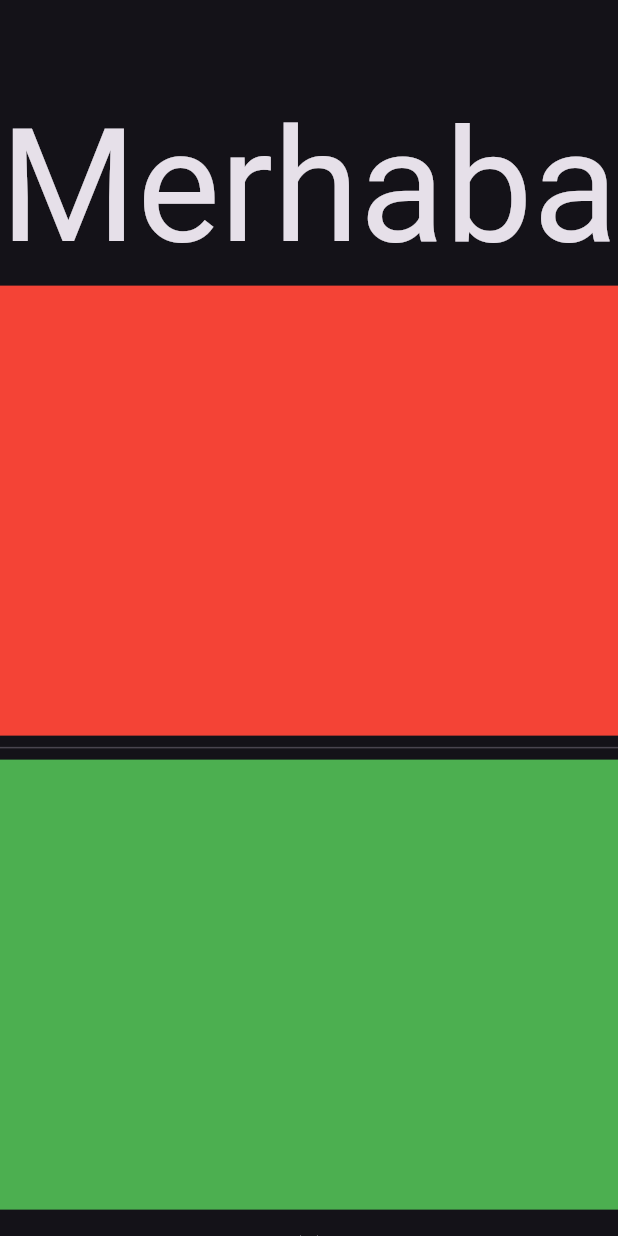
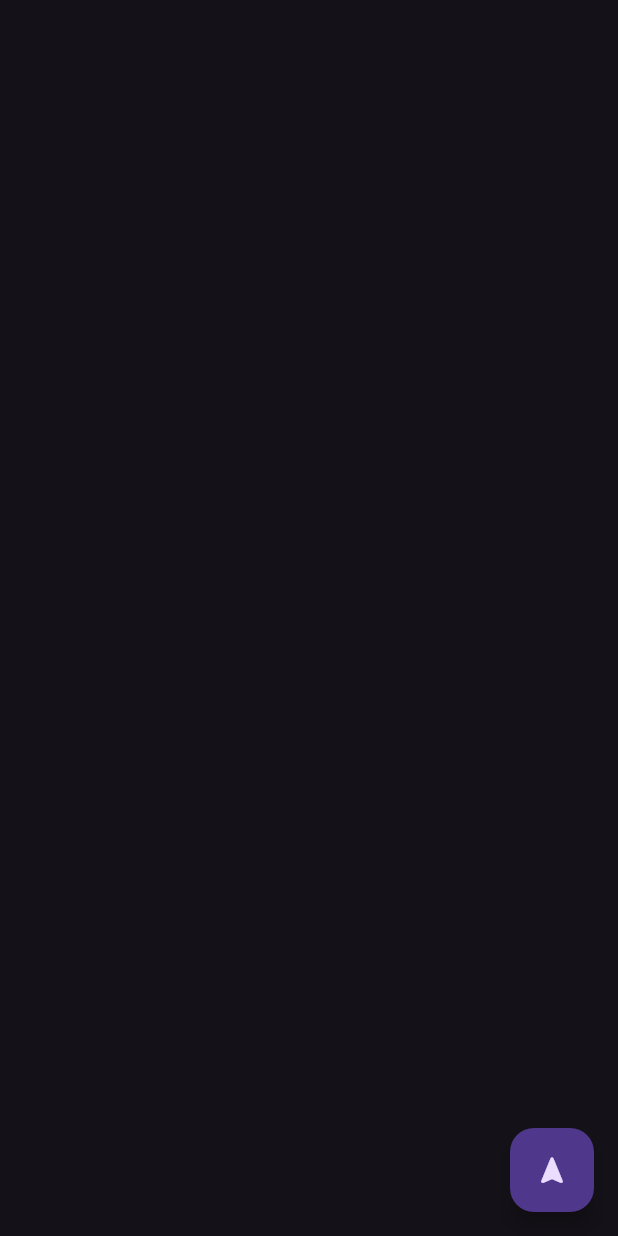
Before and after one commit to mustafaydogdu3/Temelden-Zirveye-Flutter, a Flutter app: the screen it shows after launch, on a phone screen of 412 x 824 dp. Run offline on Flutter 3.47's test engine with Material 3 defaults, Android fonts, the phone set to English and light mode, and no system bars.

Commit message:
navigaton learn

```diff
--- a/lib/main.dart
+++ b/lib/main.dart
@@ -1,4 +1,4 @@
-import 'package:demo/list_view_learn.dart';
+import 'package:demo/navigation_learn.dart';
 import 'package:flutter/material.dart';
 
 void main() {
@@ -15,7 +15,7 @@ class MyApp extends StatelessWidget {
       title: 'Flutter Demo',
       debugShowCheckedModeBanner: false,
       theme: ThemeData.dark(),
-      home: const ListViewLearn(),
+      home: const NavigationLearn(),
     );
   }
 }
--- /dev/null
+++ b/lib/navigation_learn.dart
@@ -0,0 +1,33 @@
+import 'package:demo/icon_learn.dart';
+import 'package:flutter/material.dart';
+
+class NavigationLearn extends StatefulWidget {
+  const NavigationLearn({super.key});
+
+  @override
+  State<NavigationLearn> createState() => _NavigationLearnState();
+}
+
+class _NavigationLearnState extends State<NavigationLearn>
+    with NavigatorManager {
+  @override
+  Widget build(BuildContext context) {
+    return Scaffold(
+      floatingActionButton: FloatingActionButton(
+        child: const Icon(Icons.navigation_rounded),
+        onPressed: () {
+          navigateToWidget(context, IconLearnView());
+        },
+      ),
+    );
+  }
+}
+
+mixin class NavigatorManager {
+  //mixin constructor olmayan bir class
+  void navigateToWidget(BuildContext context, Widget widget) {
+    Navigator.of(context).push(MaterialPageRoute(builder: (context) {
+      return widget;
+    }));
+  }
+}
```
